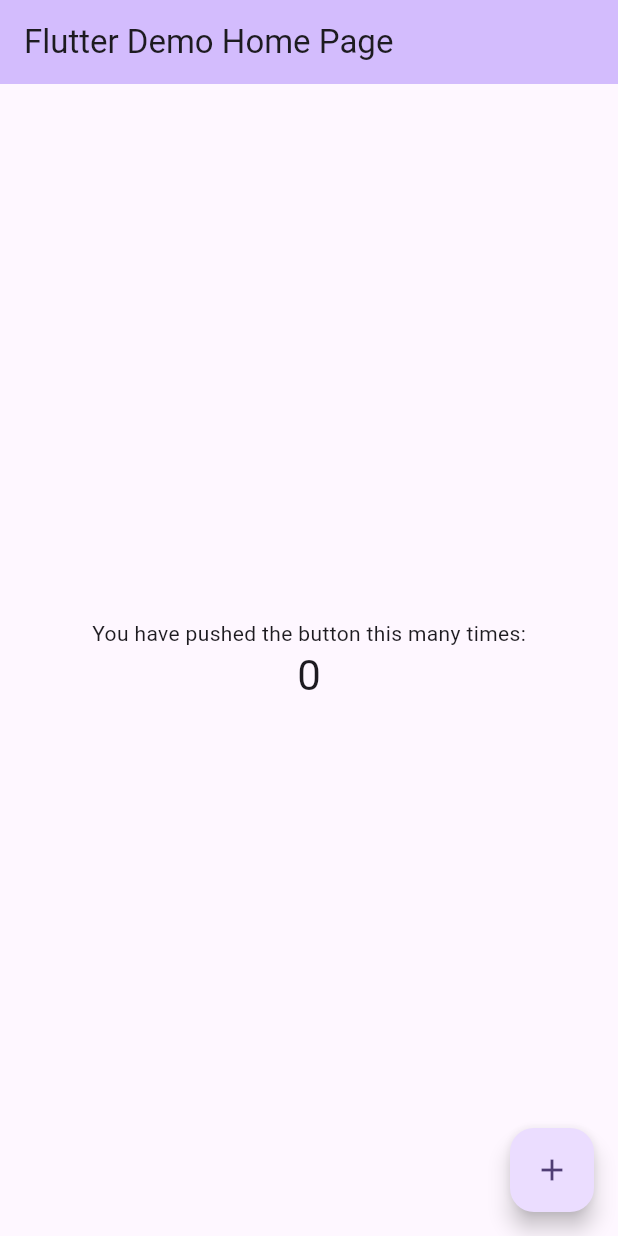
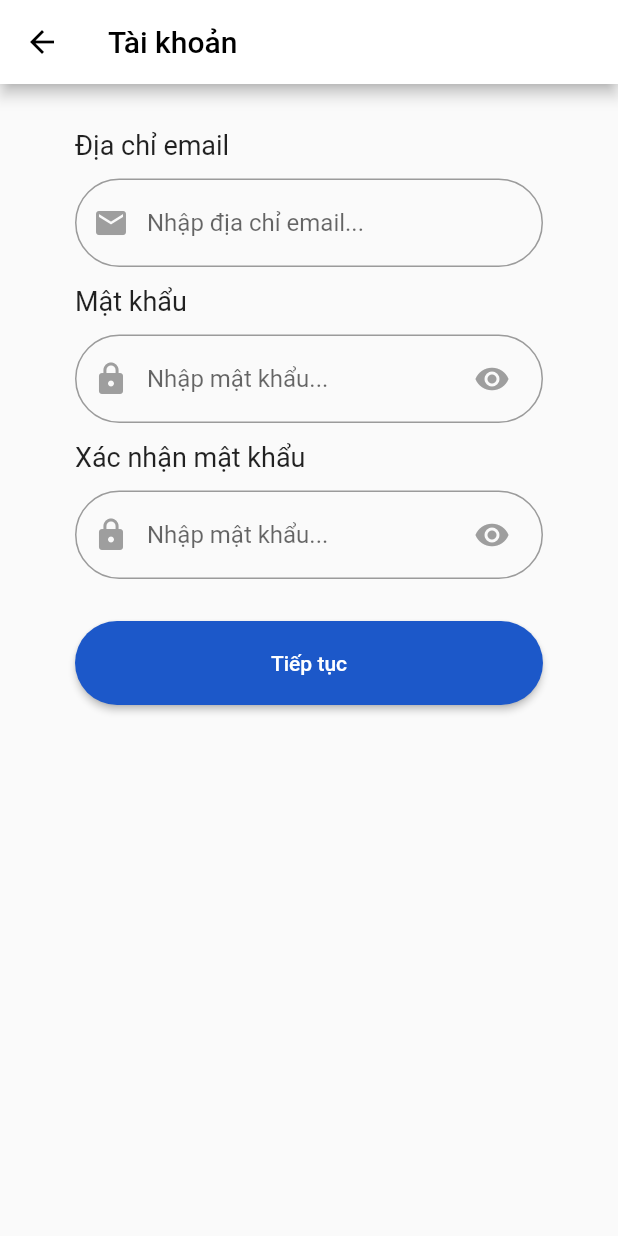
Before and after one commit to henrynguyen13/it4788, a Flutter app: the screen it shows after launch, on a phone screen of 412 x 824 dp. Run offline on Flutter 3.47's test engine with Material 2 defaults, Android fonts, the phone set to English and light mode, and no system bars; our stand-ins replace email_validator.

Commit message:
validate account

```diff
--- a/lib/main.dart
+++ b/lib/main.dart
@@ -1,125 +1,4 @@
 import 'package:flutter/material.dart';
+import 'package:it4788/sign_up/account.dart';
 
-void main() {
-  runApp(const MyApp());
-}
-
-class MyApp extends StatelessWidget {
-  const MyApp({super.key});
-
-  // This widget is the root of your application.
-  @override
-  Widget build(BuildContext context) {
-    return MaterialApp(
-      title: 'Flutter Demo',
-      theme: ThemeData(
-        // This is the theme of your application.
-        //
-        // TRY THIS: Try running your application with "flutter run". You'll see
-        // the application has a blue toolbar. Then, without quitting the app,
-        // try changing the seedColor in the colorScheme below to Colors.green
-        // and then invoke "hot reload" (save your changes or press the "hot
-        // reload" button in a Flutter-supported IDE, or press "r" if you used
-        // the command line to start the app).
-        //
-        // Notice that the counter didn't reset back to zero; the application
-        // state is not lost during the reload. To reset the state, use hot
-        // restart instead.
-        //
-        // This works for code too, not just values: Most code changes can be
-        // tested with just a hot reload.
-        colorScheme: ColorScheme.fromSeed(seedColor: Colors.deepPurple),
-        useMaterial3: true,
-      ),
-      home: const MyHomePage(title: 'Flutter Demo Home Page'),
-    );
-  }
-}
-
-class MyHomePage extends StatefulWidget {
-  const MyHomePage({super.key, required this.title});
-
-  // This widget is the home page of your application. It is stateful, meaning
-  // that it has a State object (defined below) that contains fields that affect
-  // how it looks.
-
-  // This class is the configuration for the state. It holds the values (in this
-  // case the title) provided by the parent (in this case the App widget) and
-  // used by the build method of the State. Fields in a Widget subclass are
-  // always marked "final".
-
-  final String title;
-
-  @override
-  State<MyHomePage> createState() => _MyHomePageState();
-}
-
-class _MyHomePageState extends State<MyHomePage> {
-  int _counter = 0;
-
-  void _incrementCounter() {
-    setState(() {
-      // This call to setState tells the Flutter framework that something has
-      // changed in this State, which causes it to rerun the build method below
-      // so that the display can reflect the updated values. If we changed
-      // _counter without calling setState(), then the build method would not be
-      // called again, and so nothing would appear to happen.
-      _counter++;
-    });
-  }
-
-  @override
-  Widget build(BuildContext context) {
-    // This method is rerun every time setState is called, for instance as done
-    // by the _incrementCounter method above.
-    //
-    // The Flutter framework has been optimized to make rerunning build methods
-    // fast, so that you can just rebuild anything that needs updating rather
-    // than having to individually change instances of widgets.
-    return Scaffold(
-      appBar: AppBar(
-        // TRY THIS: Try changing the color here to a specific color (to
-        // Colors.amber, perhaps?) and trigger a hot reload to see the AppBar
-        // change color while the other colors stay the same.
-        backgroundColor: Theme.of(context).colorScheme.inversePrimary,
-        // Here we take the value from the MyHomePage object that was created by
-        // the App.build method, and use it to set our appbar title.
-        title: Text(widget.title),
-      ),
-      body: Center(
-        // Center is a layout widget. It takes a single child and positions it
-        // in the middle of the parent.
-        child: Column(
-          // Column is also a layout widget. It takes a list of children and
-          // arranges them vertically. By default, it sizes itself to fit its
-          // children horizontally, and tries to be as tall as its parent.
-          //
-          // Column has various properties to control how it sizes itself and
-          // how it positions its children. Here we use mainAxisAlignment to
-          // center the children vertically; the main axis here is the vertical
-          // axis because Columns are vertical (the cross axis would be
-          // horizontal).
-          //
-          // TRY THIS: Invoke "debug painting" (choose the "Toggle Debug Paint"
-          // action in the IDE, or press "p" in the console), to see the
-          // wireframe for each widget.
-          mainAxisAlignment: MainAxisAlignment.center,
-          children: <Widget>[
-            const Text(
-              'You have pushed the button this many times:',
-            ),
-            Text(
-              '$_counter',
-              style: Theme.of(context).textTheme.headlineMedium,
-            ),
-          ],
-        ),
-      ),
-      floatingActionButton: FloatingActionButton(
-        onPressed: _incrementCounter,
-        tooltip: 'Increment',
-        child: const Icon(Icons.add),
-      ), // This trailing comma makes auto-formatting nicer for build methods.
-    );
-  }
-}
+void main() => runApp(const Account());
--- a/lib/sign_up/account.dart
+++ b/lib/sign_up/account.dart
@@ -0,0 +1,250 @@
+import 'package:flutter/material.dart';
+import 'package:email_validator/email_validator.dart';
+
+class Account extends StatelessWidget {
+  const Account({super.key});
+
+  @override
+  Widget build(BuildContext context) {
+    const appTitle = 'Tài khoản';
+
+    return MaterialApp(
+      title: appTitle,
+      home: Scaffold(
+        appBar: AppBar(
+          leading: const Icon(
+            Icons.arrow_back,
+            color: Colors.black,
+            size: 24.0,
+            semanticLabel: 'Text to announce in accessibility modes',
+          ),
+          title: const Text(
+            appTitle,
+            style: TextStyle(color: Colors.black),
+          ),
+          backgroundColor: Colors.white,
+        ),
+        body: const MyCustomForm(),
+      ),
+    );
+  }
+}
+
+class MyCustomForm extends StatefulWidget {
+  const MyCustomForm({super.key});
+
+  @override
+  MyCustomFormState createState() {
+    return MyCustomFormState();
+  }
+}
+
+class MyCustomFormState extends State<MyCustomForm> {
+  final _formKey = GlobalKey<FormState>();
+  final TextEditingController _pass = TextEditingController();
+  final TextEditingController _confirmPass = TextEditingController();
+  Color emailIconColor = Colors.grey;
+  Color passwordIconColor = Colors.grey;
+  Color confirmPasswordIconColor = Colors.grey;
+  bool _passwordVisible = true;
+  bool _confirmPasswordVisible = true;
+
+  @override
+  Widget build(BuildContext context) {
+    return Form(
+      key: _formKey,
+      child: Container(
+        margin: const EdgeInsets.symmetric(vertical: 30.0, horizontal: 50.0),
+        child: Column(
+          crossAxisAlignment: CrossAxisAlignment.start,
+          children: [
+            const Text(
+              'Địa chỉ email',
+              style: TextStyle(fontSize: 18),
+            ),
+            Container(
+              margin: const EdgeInsets.symmetric(
+                vertical: 12.0,
+              ),
+              child: TextFormField(
+                decoration: InputDecoration(
+                  border: OutlineInputBorder(
+                    borderRadius: BorderRadius.circular(30.0),
+                  ),
+                  focusedBorder: OutlineInputBorder(
+                    borderRadius: BorderRadius.circular(30.0),
+                    borderSide:
+                        const BorderSide(width: 2, color: Color(0xFF1C58C9)),
+                  ),
+                  hintText: 'Nhập địa chỉ email...',
+                  prefixIcon: Padding(
+                    padding: const EdgeInsets.symmetric(horizontal: 10),
+                    child: Icon(
+                      Icons.email,
+                      color: emailIconColor,
+                    ),
+                  ),
+                ),
+                onChanged: (value) => {
+                  setState(() {
+                    emailIconColor =
+                        value.isEmpty ? Colors.grey : const Color(0xFF1C58C9);
+                  })
+                },
+                validator: (value) {
+                  if (value == null || value.isEmpty) {
+                    return 'Đây là trường bắt buộc';
+                  }
+                  return EmailValidator.validate(value)
+                      ? null
+                      : "Vui lòng nhập đúng định dạng email";
+                },
+              ),
+            ),
+            const Text(
+              'Mật khẩu',
+              style: TextStyle(fontSize: 18),
+            ),
+            Container(
+              margin: const EdgeInsets.symmetric(
+                vertical: 12.0,
+              ),
+              child: TextFormField(
+                obscureText: !_passwordVisible,
+                decoration: InputDecoration(
+                  border: OutlineInputBorder(
+                    borderRadius: BorderRadius.circular(30.0),
+                  ),
+                  focusedBorder: OutlineInputBorder(
+                    borderRadius: BorderRadius.circular(30.0),
+                    borderSide:
+                        const BorderSide(width: 2, color: Color(0xFF1C58C9)),
+                  ),
+                  hintText: 'Nhập mật khẩu...',
+                  prefixIcon: Padding(
+                    padding: const EdgeInsets.symmetric(horizontal: 10),
+                    child: Icon(
+                      Icons.lock,
+                      color: passwordIconColor,
+                    ),
+                  ),
+                  suffixIcon: Container(
+                    margin: const EdgeInsets.only(right: 10),
+                    child: IconButton(
+                      icon: Icon(
+                        _passwordVisible
+                            ? Icons.visibility
+                            : Icons.visibility_off,
+                        color: Colors.grey,
+                      ),
+                      onPressed: () {
+                        setState(() {
+                          _passwordVisible = !_passwordVisible;
+                        });
+                      },
+                    ),
+                  ),
+                ),
+                onChanged: (value) => {
+                  setState(() {
+                    passwordIconColor =
+                        value.isEmpty ? Colors.grey : const Color(0xFF1C58C9);
+                  })
+                },
+                controller: _pass,
+                validator: (value) {
+                  if (value == null || value.isEmpty) {
+                    return 'Đây là trường bắt buộc';
+                  }
+                  return null;
+                },
+              ),
+            ),
+            const Text(
+              'Xác nhận mật khẩu',
+              style: TextStyle(fontSize: 18),
+            ),
+            Container(
+              margin: const EdgeInsets.symmetric(
+                vertical: 12,
+              ),
+              child: TextFormField(
+                obscureText: !_confirmPasswordVisible,
+                decoration: InputDecoration(
+                  border: OutlineInputBorder(
+                      borderRadius: BorderRadius.circular(30.0)),
+                  focusedBorder: OutlineInputBorder(
+                    borderRadius: BorderRadius.circular(30.0),
+                    borderSide:
+                        const BorderSide(width: 2, color: Color(0xFF1C58C9)),
+                  ),
+                  hintText: 'Nhập mật khẩu...',
+                  prefixIcon: Padding(
+                    padding: const EdgeInsets.symmetric(horizontal: 10),
+                    child: Icon(
+                      Icons.lock,
+                      color: confirmPasswordIconColor,
+                    ),
+                  ),
+                  suffixIcon: Container(
+                    margin: const EdgeInsets.only(right: 10),
+                    child: IconButton(
+                      icon: Icon(
+                        _confirmPasswordVisible
+                            ? Icons.visibility
+                            : Icons.visibility_off,
+                        color: Colors.grey,
+                      ),
+                      onPressed: () {
+                        setState(() {
+                          _confirmPasswordVisible = !_confirmPasswordVisible;
+                        });
+                      },
+                    ),
+                  ),
+                ),
+                onChanged: (value) => {
+                  setState(() {
+                    confirmPasswordIconColor =
+                        value.isEmpty ? Colors.grey : const Color(0xFF1C58C9);
+                  })
+                },
+                controller: _confirmPass,
+                validator: (value) {
+                  if (value == null || value.isEmpty) {
+                    return 'Đây là trường bắt buộc';
+                  }
+                  if (value != _pass.text) return 'Mật khẩu không khớp';
+                  return null;
+                },
+              ),
+            ),
+            Padding(
+              padding: const EdgeInsets.symmetric(vertical: 16),
+              child: SizedBox(
+                width: double.infinity,
+                child: ElevatedButton(
+                  onPressed: () {
+                    if (_formKey.currentState!.validate()) {
+                      ScaffoldMessenger.of(context).showSnackBar(
+                        const SnackBar(content: Text('Processing Data')),
+                      );
+                    }
+                  },
+                  style: ElevatedButton.styleFrom(
+                    backgroundColor: const Color(0xFF1C58C9),
+                    padding: const EdgeInsets.symmetric(vertical: 20),
+                    shape: RoundedRectangleBorder(
+                      borderRadius: BorderRadius.circular(30.0),
+                    ),
+                  ),
+                  child: const Text('Tiếp tục'),
+                ),
+              ),
+            ),
+          ],
+        ),
+      ),
+    );
+  }
+}
--- a/pubspec.yaml
+++ b/pubspec.yaml
@@ -35,6 +35,7 @@ dependencies:
   # The following adds the Cupertino Icons font to your application.
   # Use with the CupertinoIcons class for iOS style icons.
   cupertino_icons: ^1.0.2
+  email_validator: ^2.1.17
 
 dev_dependencies:
   flutter_test:
```
Also changed, not shown: pubspec.lock.
